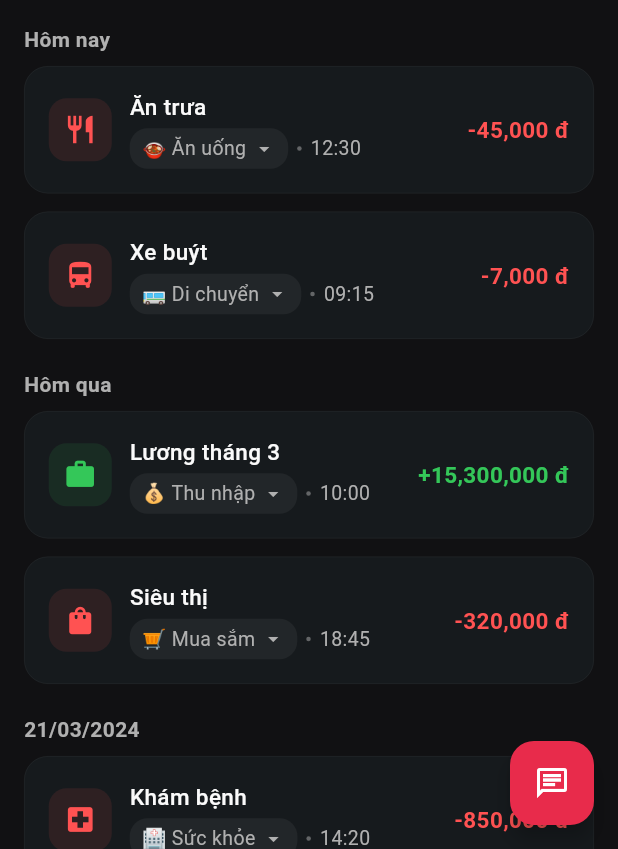
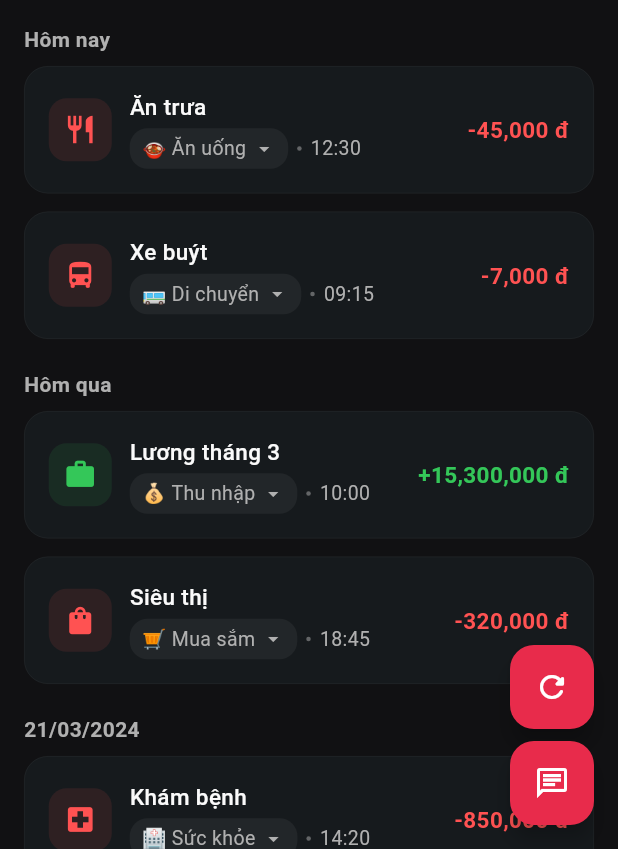
Before and after one commit to auroraphtgrp01/moble-uniko, a Flutter app: the TransactionsPage screen opened directly, on a phone screen of 412 x 824 dp, the part 387-1236 px from its top. Run offline on Flutter 3.47's test engine with Material 3 defaults, Android fonts, the phone set to English and light mode, and no system bars; our stand-ins replace calendar_date_picker2, fl_chart, flutter_animate, glassmorphism, local_auth, shared_preferences; accounts and stored records are empty; network calls fail.

Commit message:
feat: loading page

```diff
--- a/lib/screens/Transactions.dart
+++ b/lib/screens/Transactions.dart
@@ -6,7 +6,6 @@ import 'package:uniko/screens/Chatbot.dart';
 import 'package:uniko/widgets/FundSelector.dart';
 import 'package:uniko/widgets/AddCategoryDrawer.dart';
 import 'dart:ui';
-import 'package:uniko/widgets/DateFilterDrawer.dart';
 
 class TransactionsPage extends StatefulWidget {
   const TransactionsPage({super.key});
@@ -32,6 +31,15 @@ class _TransactionsPageState extends State<TransactionsPage> {
     CategoryItem(emoji: '🎬', name: 'Giải trí', color: const Color(0xFFFFB86C)),
     CategoryItem(emoji: '💰', name: 'Thu nhập', color: const Color(0xFF34C759)),
   ];
+
+  Future<void> _onRefresh() async {
+    // Giả lập loading trong 1.5 giây
+    await Future.delayed(const Duration(milliseconds: 1500));
+
+    setState(() {
+      // Thêm logic cập nhật dữ liệu ở đây
+    });
+  }
 
   @override
   Widget build(BuildContext context) {
@@ -102,7 +110,12 @@ class _TransactionsPageState extends State<TransactionsPage> {
         ),
         toolbarHeight: 80,
       ),
-      body: CustomScrollView(
+      body: RefreshIndicator(
+        onRefresh: _onRefresh,
+        color: AppTheme.primary,
+        backgroundColor: AppTheme.cardBackground,
+        edgeOffset: MediaQuery.of(context).padding.top + 80,
+        child: CustomScrollView(
           slivers: [
             SliverPadding(
               padding: EdgeInsets.only(top: 120),
@@ -162,8 +175,7 @@ class _TransactionsPageState extends State<TransactionsPage> {
                         avatar: Text(category.emoji),
                         label: Text(category.name),
                         labelStyle: TextStyle(
-                        color:
-                            isSelected ? Colors.white : AppTheme.textPrimary,
+                          color: isSelected ? Colors.white : AppTheme.textPrimary,
                           fontSize: 13,
                           fontWeight:
                               isSelected ? FontWeight.w500 : FontWeight.normal,
@@ -252,10 +264,24 @@ class _TransactionsPageState extends State<TransactionsPage> {
             ),
           ],
         ),
+      ),
       floatingActionButtonLocation: FloatingActionButtonLocation.endFloat,
-      floatingActionButton: Row(
+      floatingActionButton: Column(
         mainAxisAlignment: MainAxisAlignment.end,
         children: [
+          FloatingActionButton(
+            heroTag: "reload",
+            onPressed: () {
+              // TODO: Implement reload logic
+            },
+            backgroundColor: AppTheme.primary,
+            child: const Icon(
+              Icons.refresh_rounded,
+              color: Colors.white,
+              size: 24,
+            ),
+          ),
+          const SizedBox(height: 8),
           FloatingActionButton(
             heroTag: "chatbot",
             onPressed: () {
@@ -791,7 +817,8 @@ class _StickyHeaderDelegate extends SliverPersistentHeaderDelegate {
   _StickyHeaderDelegate({required this.child});
 
   @override
-  Widget build(BuildContext context, double shrinkOffset, bool overlapsContent) {
+  Widget build(
+      BuildContext context, double shrinkOffset, bool overlapsContent) {
     return child;
   }
 
@@ -822,7 +849,8 @@ class DateFilterDrawer extends StatefulWidget {
   final DateTime? startDate;
   final DateTime? endDate;
   final FilterType? currentFilter;
-  final Function(DateTime? start, DateTime? end, FilterType type) onFilterChanged;
+  final Function(DateTime? start, DateTime? end, FilterType type)
+      onFilterChanged;
 
   const DateFilterDrawer({
     super.key,
@@ -1048,7 +1076,8 @@ class _DateFilterDrawerState extends State<DateFilterDrawer> {
                   Text(
                     title,
                     style: TextStyle(
-                      color: isSelected ? AppTheme.primary : AppTheme.textPrimary,
+                      color:
+                          isSelected ? AppTheme.primary : AppTheme.textPrimary,
                       fontSize: 15,
                       fontWeight: FontWeight.w500,
                     ),
```
Also changed, not shown: lib/screens/Chatbot.dart (+6 -1 lines), lib/screens/Overview.dart (+15 -1 lines), lib/screens/Profile.dart (+16 -1 lines), lib/screens/Wallet.dart (+16 -3 lines). Lines whose indentation alone changed are shown as unchanged.
